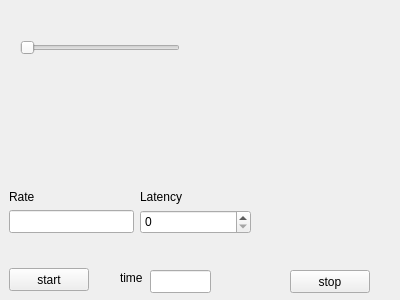
First picture: the form in mainwindow.ui, repository alvaro893/QTExample, before the edit.
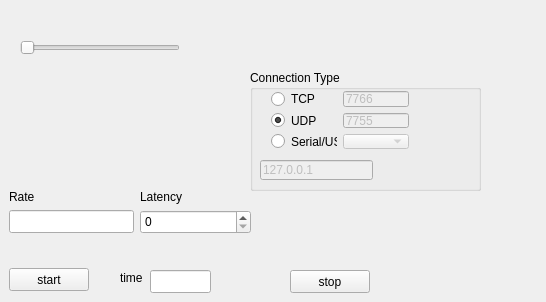
Second picture: the form after the edit.

```diff
--- a/mainwindow.ui
+++ b/mainwindow.ui
@@ -6,8 +6,8 @@
    <rect>
     <x>0</x>
     <y>0</y>
-    <width>400</width>
-    <height>300</height>
+    <width>546</width>
+    <height>302</height>
    </rect>
   </property>
   <property name="windowTitle">
@@ -128,6 +128,115 @@
      <string>Latency</string>
     </property>
    </widget>
+   <widget class="QGroupBox" name="groupBox">
+    <property name="geometry">
+     <rect>
+      <x>250</x>
+      <y>70</y>
+      <width>231</width>
+      <height>121</height>
+     </rect>
+    </property>
+    <property name="title">
+     <string>Connection Type</string>
+    </property>
+    <widget class="QWidget" name="horizontalLayoutWidget">
+     <property name="geometry">
+      <rect>
+       <x>10</x>
+       <y>10</y>
+       <width>160</width>
+       <height>80</height>
+      </rect>
+     </property>
+     <layout class="QHBoxLayout" name="horizontalLayout">
+      <item>
+       <layout class="QVBoxLayout" name="verticalLayout">
+        <item>
+         <widget class="QRadioButton" name="tcpRadioButton">
+          <property name="text">
+           <string>TCP</string>
+          </property>
+         </widget>
+        </item>
+        <item>
+         <widget class="QRadioButton" name="udpRadioButton">
+          <property name="text">
+           <string>UDP</string>
+          </property>
+          <property name="checked">
+           <bool>true</bool>
+          </property>
+         </widget>
+        </item>
+        <item>
+         <widget class="QRadioButton" name="radioButton_3">
+          <property name="text">
+           <string>Serial/USB</string>
+          </property>
+         </widget>
+        </item>
+       </layout>
+      </item>
+      <item>
+       <layout class="QVBoxLayout" name="verticalLayout_2">
+        <item>
+         <widget class="QLineEdit" name="tcpPortEdit">
+          <property name="enabled">
+           <bool>false</bool>
+          </property>
+          <property name="text">
+           <string>7766</string>
+          </property>
+          <property name="placeholderText">
+           <string>port</string>
+          </property>
+         </widget>
+        </item>
+        <item>
+         <widget class="QLineEdit" name="udpPortEdit">
+          <property name="enabled">
+           <bool>false</bool>
+          </property>
+          <property name="text">
+           <string>7755</string>
+          </property>
+          <property name="placeholderText">
+           <string>port</string>
+          </property>
+         </widget>
+        </item>
+        <item>
+         <widget class="QComboBox" name="serialPortComboBox">
+          <property name="enabled">
+           <bool>false</bool>
+          </property>
+         </widget>
+        </item>
+       </layout>
+      </item>
+     </layout>
+    </widget>
+    <widget class="QLineEdit" name="ipEdit">
+     <property name="enabled">
+      <bool>false</bool>
+     </property>
+     <property name="geometry">
+      <rect>
+       <x>10</x>
+       <y>90</y>
+       <width>113</width>
+       <height>20</height>
+      </rect>
+     </property>
+     <property name="text">
+      <string>127.0.0.1</string>
+     </property>
+     <property name="placeholderText">
+      <string>Ip - host</string>
+     </property>
+    </widget>
+   </widget>
   </widget>
  </widget>
  <layoutdefault spacing="6" margin="11"/>
```
Left out of the diff: 96 changed lines with no effect on the pictures.
